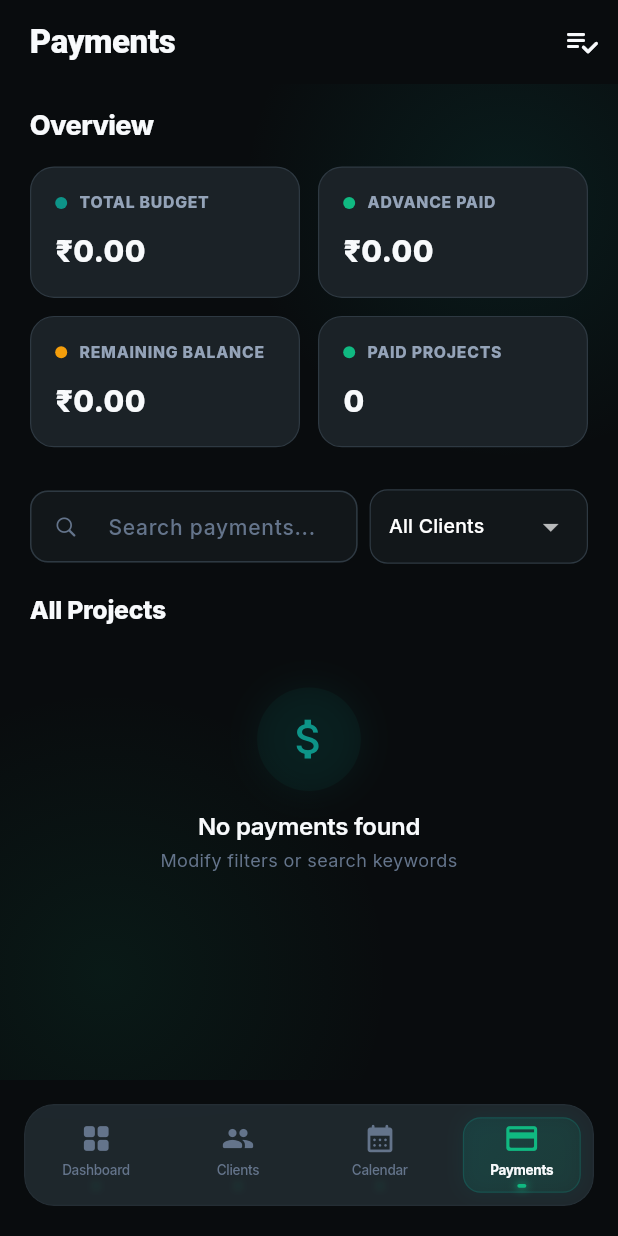
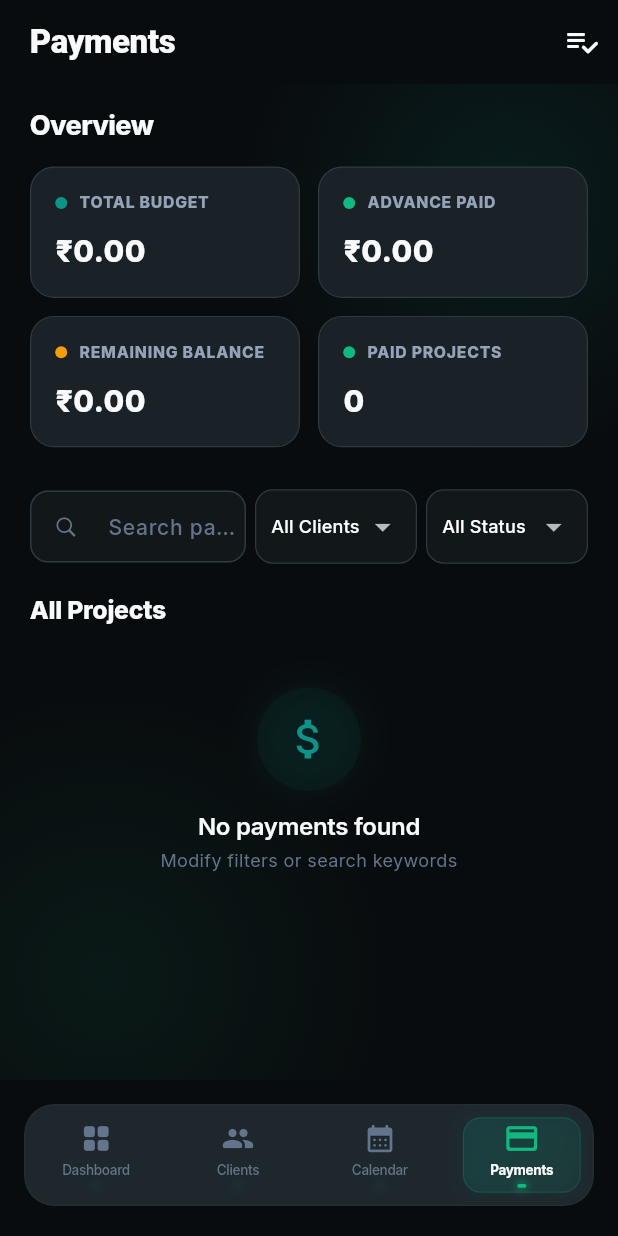
Before and after one commit to Arunchauhan-HTMLCatalyst/editflow, a Flutter app: the PaymentsScreen screen opened by its route, on a phone screen of 412 x 824 dp. Run offline on Flutter 3.47's test engine with Material 3 defaults, Android fonts, the phone set to English and light mode, and no system bars; our stand-ins replace cross_file, file_picker, firebase_core, firebase_messaging, fl_chart, flutter_local_notifications and 8 more; missing offline and left inert: dart:html, dart:js, dart:ui_web, flutter_displaymode, flutter_foreground_task; accounts and stored records are empty; network calls fail; project files that could hold a hidden picture were left out.

Commit message:
Fix monthly goal calculation to filter by current month and add paid/unpaid dropdown to payments screen
- Payments Screen: Added paid/unpaid status dropdown next to client filter. Matches projects against status == paid ('paid') and status != paid ('unpaid').
- Dashboard Screen: Corrected GoalTracker current revenue calculation to sum only received payments for projects created in the current month.

```diff
--- a/lib/features/payments/screens/payments_screen.dart
+++ b/lib/features/payments/screens/payments_screen.dart
@@ -38,6 +38,7 @@ class _PaymentsScreenState extends ConsumerState<PaymentsScreen> {
   bool _isSelectMode = false;
   final Set<String> _selectedProjectIds = {};
   String _searchQuery = '';
+  String? _selectedStatus; // null for All, 'paid' for Paid, 'unpaid' for Unpaid
   String? _selectedClientId;
 
   void _shareInvoiceText(Project project, CurrencyConfig currency) {
@@ -278,12 +279,20 @@ class _PaymentsScreenState extends ConsumerState<PaymentsScreen> {
             child: Text('Error: ${e.toString()}'),
           ),
           data: (projects) {
-            // Apply search filter and client dropdown filter
+            // Apply search filter, client dropdown filter, and status filter
             final filteredProjects = projects.where((p) {
               final matchesSearch = p.name.toLowerCase().contains(_searchQuery) ||
                   (p.clientName?.toLowerCase().contains(_searchQuery) ?? false);
               final matchesClient = _selectedClientId == null || p.clientId == _selectedClientId;
-              return matchesSearch && matchesClient;
+
+              bool matchesStatus = true;
+              if (_selectedStatus == 'paid') {
+                matchesStatus = p.status == ProjectStatus.paid;
+              } else if (_selectedStatus == 'unpaid') {
+                matchesStatus = p.status != ProjectStatus.paid;
+              }
+
+              return matchesSearch && matchesClient && matchesStatus;
             }).toList();
 
           return RefreshIndicator(
@@ -452,7 +461,7 @@ class _PaymentsScreenState extends ConsumerState<PaymentsScreen> {
                 Row(
                   children: [
                     Expanded(
-                      flex: 3,
+                      flex: 4,
                       child: TextField(
                         onChanged: (v) => setState(() => _searchQuery = v.toLowerCase()),
                         decoration: InputDecoration(
@@ -467,11 +476,11 @@ class _PaymentsScreenState extends ConsumerState<PaymentsScreen> {
                         ),
                       ),
                     ),
-                    const SizedBox(width: 8),
+                    const SizedBox(width: 6),
                     Expanded(
-                      flex: 2,
+                      flex: 3,
                       child: Container(
-                        padding: const EdgeInsets.symmetric(horizontal: 12.0),
+                        padding: const EdgeInsets.symmetric(horizontal: 10.0),
                         decoration: BoxDecoration(
                           color: isDark ? AppColors.surface : CupertinoColors.white,
                           borderRadius: BorderRadius.circular(12),
@@ -485,9 +494,11 @@ class _PaymentsScreenState extends ConsumerState<PaymentsScreen> {
                             value: _selectedClientId,
                             isExpanded: true,
                             hint: Text(
-                              'Filter Client',
+                              'Client',
+                              maxLines: 1,
+                              overflow: TextOverflow.ellipsis,
                               style: TextStyle(
-                                fontSize: 13,
+                                fontSize: 12,
                                 color: isDark ? AppColors.textSecondary : const Color(0xFF64748B),
                               ),
                             ),
@@ -495,18 +506,68 @@ class _PaymentsScreenState extends ConsumerState<PaymentsScreen> {
                             items: [
                               DropdownMenuItem<String?>(
                                 value: null,
-                                child: Text('All Clients', style: TextStyle(fontSize: 13, color: isDark ? Colors.white : Colors.black)),
+                                child: Text('All Clients', style: TextStyle(fontSize: 12, color: isDark ? Colors.white : Colors.black)),
                               ),
                               ...clients.map((c) {
                                 return DropdownMenuItem<String?>(
                                   value: c.id,
-                                  child: Text(c.name, style: TextStyle(fontSize: 13, color: isDark ? Colors.white : Colors.black)),
+                                  child: Text(c.name, style: TextStyle(fontSize: 12, color: isDark ? Colors.white : Colors.black)),
                                 );
                               }),
                             ],
                             onChanged: (val) {
                               setState(() {
                                 _selectedClientId = val;
+                              });
+                            },
+                          ),
+                        ),
+                      ),
+                    ),
+                    const SizedBox(width: 6),
+                    Expanded(
+                      flex: 3,
+                      child: Container(
+                        padding: const EdgeInsets.symmetric(horizontal: 10.0),
+                        decoration: BoxDecoration(
+                          color: isDark ? AppColors.surface : CupertinoColors.white,
+                          borderRadius: BorderRadius.circular(12),
+                          border: Border.all(
+                            color: isDark ? AppColors.border : const Color(0xFFE2E8F0),
+                            width: 0.8,
+                          ),
+                        ),
+                        child: DropdownButtonHideUnderline(
+                          child: DropdownButton<String?>(
+                            value: _selectedStatus,
+                            isExpanded: true,
+                            hint: Text(
+                              'Status',
+                              maxLines: 1,
+                              overflow: TextOverflow.ellipsis,
+                              style: TextStyle(
+                                fontSize: 12,
+                                color: isDark ? AppColors.textSecondary : const Color(0xFF64748B),
+                              ),
+                            ),
+                            dropdownColor: isDark ? AppColors.surface : CupertinoColors.white,
+                            items: [
+                              DropdownMenuItem<String?>(
+                                value: null,
+                                child: Text('All Status', style: TextStyle(fontSize: 12, color: isDark ? Colors.white : Colors.black)),
+                              ),
+                              DropdownMenuItem<String?>(
+                                value: 'paid',
+                                child: Text('Paid', style: TextStyle(fontSize: 12, color: isDark ? Colors.white : Colors.black)),
+                              ),
+                              DropdownMenuItem<String?>(
+                                value: 'unpaid',
+                                child: Text('Unpaid', style: TextStyle(fontSize: 12, color: isDark ? Colors.white : Colors.black)),
+                              ),
+                            ],
+                            onChanged: (val) {
+                              setState(() {
+                                _selectedStatus = val;
                               });
                             },
                           ),
```
Also changed, not shown: lib/features/dashboard/screens/dashboard_screen.dart (+15 -4 lines), 3 other files.
